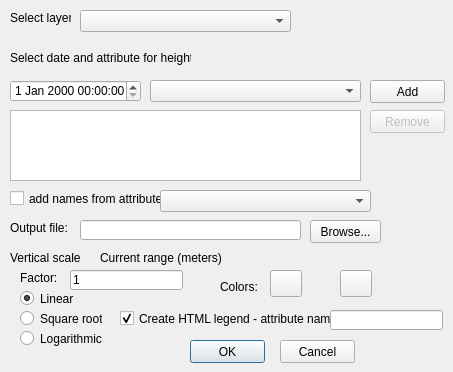
samanbey/czml_generator, file prism_map_time.ui: the form before one commit.
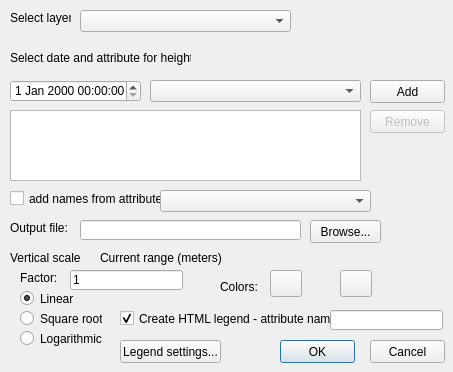
The form after the commit. Icons and pictures are not drawn. Custom widgets are drawn as their Qt base class.

Commit message: Adding legend dialog

What changed in the file:
```diff
--- a/prism_map_time.ui
+++ b/prism_map_time.ui
@@ -316,7 +316,7 @@
   <widget class="QPushButton" name="pbOK">
    <property name="geometry">
     <rect>
-     <x>190</x>
+     <x>280</x>
      <y>340</y>
      <width>75</width>
      <height>23</height>
@@ -335,7 +335,7 @@
   <widget class="QPushButton" name="pbCancel">
    <property name="geometry">
     <rect>
-     <x>280</x>
+     <x>370</x>
      <y>340</y>
      <width>75</width>
      <height>23</height>
@@ -427,6 +427,19 @@
     </rect>
    </property>
   </widget>
+  <widget class="QPushButton" name="pbLegendSettings">
+   <property name="geometry">
+    <rect>
+     <x>120</x>
+     <y>340</y>
+     <width>101</width>
+     <height>23</height>
+    </rect>
+   </property>
+   <property name="text">
+    <string>Legend settings...</string>
+   </property>
+  </widget>
  </widget>
  <customwidgets>
   <customwidget>
```
The commit also changes 11 other files.
